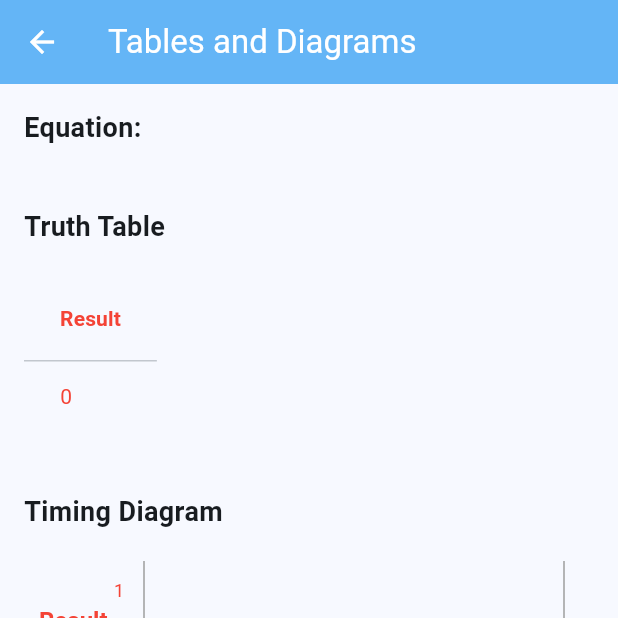
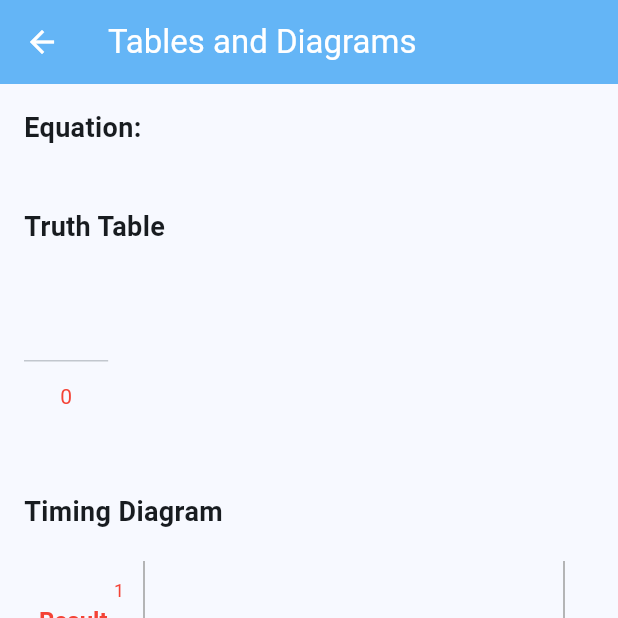
Before and after one commit to Zyldzkie/logicalc, a Flutter app: the ResultScreen screen opened directly with empty values, on a phone screen of 412 x 824 dp, the top half of it. Run offline on Flutter 3.47's test engine with Material 3 defaults, Android fonts, the phone set to English and light mode, and no system bars; our stand-ins replace camera, shared_preferences; missing offline and left inert: expressions, graphview; accounts and stored records are empty.

Commit message:
[Featture] Truth table, by parts

```diff
--- a/lib/result_screen.dart
+++ b/lib/result_screen.dart
@@ -237,6 +237,7 @@ class ResultScreen extends StatelessWidget {
                     subExpressions: subExpressions,
                     subResults: subResults,
                     results: finalResults,
+                    expression: expression,
                   ),
                   const SizedBox(height: 40),
                   const Text(
--- a/lib/truth_table.dart
+++ b/lib/truth_table.dart
@@ -6,6 +6,7 @@ class TruthTable extends StatelessWidget {
   final List<String> subExpressions;
   final List<List<bool>> subResults;
   final List<bool> results;
+  final String expression;
 
   const TruthTable({
     super.key,
@@ -14,6 +15,7 @@ class TruthTable extends StatelessWidget {
     required this.subExpressions,
     required this.subResults,
     required this.results,
+    required this.expression,
   });
 
   @override
@@ -28,8 +30,8 @@ class TruthTable extends StatelessWidget {
           ...subExpressions.map((expr) => DataColumn(
             label: Text(expr, style: const TextStyle(fontWeight: FontWeight.bold, color: Colors.blue)),
           )),
-          const DataColumn(
-            label: Text('Result', style: TextStyle(fontWeight: FontWeight.bold, color: Colors.red)),
+          DataColumn(
+            label: Text(expression, style: const TextStyle(fontWeight: FontWeight.bold, color: Colors.red)),
           ),
         ],
         rows: List.generate(
```
